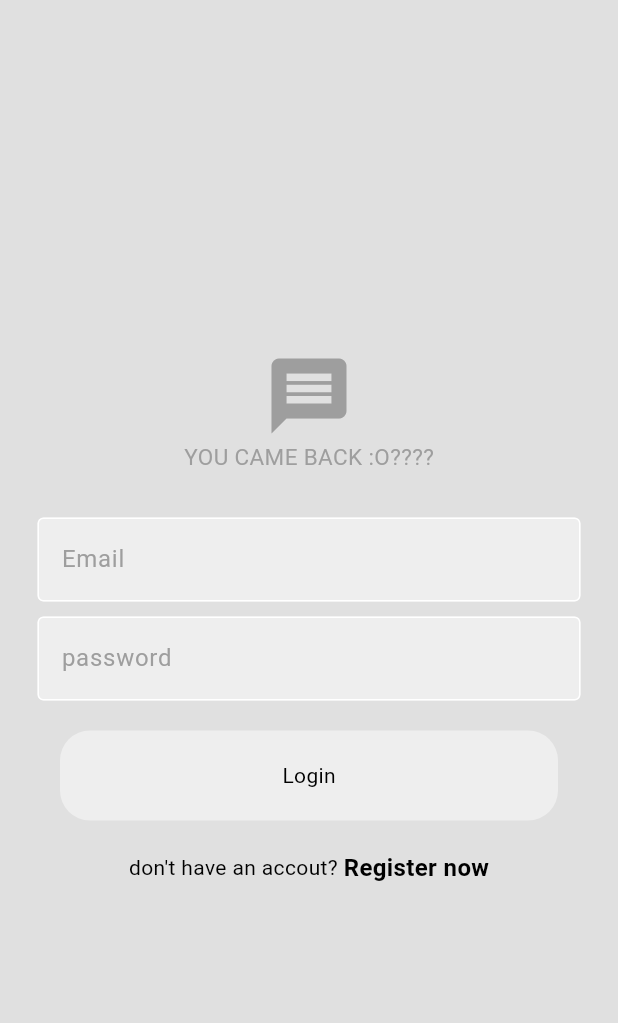
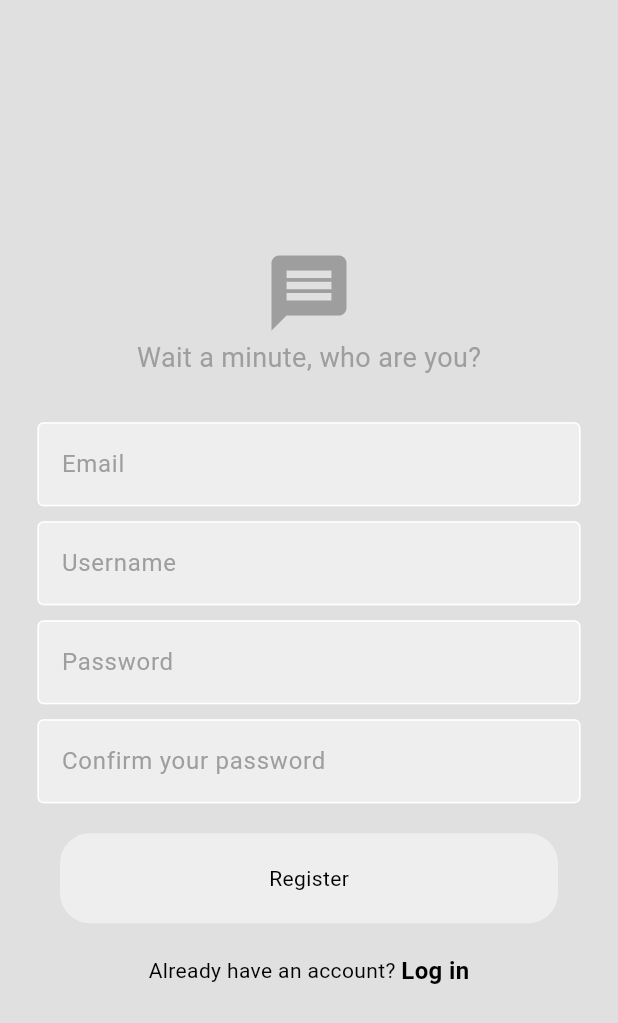
Before and after one commit to MahmoudElshrif/Flutter-Chat-App, a Flutter app: the screen it shows after launch, on a phone screen of 412 x 824 dp. Shown: the top 1023 px of the screen. Run offline on Flutter 3.47's test engine with Material 3 defaults, Android fonts, the phone set to English and light mode, and no system bars.

Commit message:
Register Page

```diff
--- a/lib/main.dart
+++ b/lib/main.dart
@@ -1,5 +1,6 @@
 import 'package:chatapp/pages/Login.dart';
 import 'package:chatapp/Themes.dart';
+import 'package:chatapp/pages/Register.dart';
 import 'package:flutter/material.dart';
 
 void main() {
@@ -11,6 +12,6 @@ class MainApp extends StatelessWidget {
 
   @override
   Widget build(BuildContext context) {
-    return MaterialApp(home: LoginPage(), theme: lightTheme);
+    return MaterialApp(home: RegisterPage(), theme: lightTheme);
   }
 }
--- /dev/null
+++ b/lib/pages/Register.dart
@@ -0,0 +1,79 @@
+import "package:chatapp/components/my_button.dart";
+import "package:chatapp/components/my_textfield.dart";
+import "package:flutter/material.dart";
+
+class RegisterPage extends StatelessWidget {
+  final TextEditingController _emController = TextEditingController();
+  final TextEditingController _nameController = TextEditingController();
+  final TextEditingController _pwController = TextEditingController();
+  final TextEditingController _pwconfirmController = TextEditingController();
+  RegisterPage({super.key});
+
+  @override
+  Widget build(BuildContext context) {
+    var theme = Theme.of(context).colorScheme;
+
+    return Scaffold(
+      backgroundColor: theme.surface,
+      body: Center(
+        child: Column(
+          mainAxisAlignment: MainAxisAlignment.center,
+          children: [
+            Icon(Icons.message, size: 60, color: theme.primary),
+            Text(
+              "Wait a minute, who are you?",
+              style: TextStyle(
+                fontSize: 18,
+                color: Theme.of(context).colorScheme.primary,
+              ),
+            ),
+
+            SizedBox(height: 30),
+            MyTextfield(hintText: "Email", controller: _emController),
+
+            SizedBox(height: 10),
+            MyTextfield(
+              hintText: "Username",
+              controller: _nameController,
+              ispassword: false,
+            ),
+
+            SizedBox(height: 10),
+            MyTextfield(
+              hintText: "Password",
+              controller: _pwController,
+              ispassword: true,
+            ),
+            SizedBox(height: 10),
+            MyTextfield(
+              hintText: "Confirm your password",
+              controller: _pwconfirmController,
+              ispassword: true,
+            ),
+
+            SizedBox(height: 20),
+            MyButton(text: "Register", onTap: Regsiter),
+
+            SizedBox(height: 20),
+            Row(
+              mainAxisAlignment: MainAxisAlignment.center,
+              children: [
+                Text("Already have an account? "),
+                Text(
+                  "Log in",
+                  style: TextStyle(fontWeight: FontWeight.bold, fontSize: 16),
+                ),
+              ],
+            ),
+          ],
+        ),
+      ),
+    );
+
+    throw UnimplementedError();
+  }
+
+  void Regsiter() {
+    print("HHEheheheheh");
+  }
+}
```
